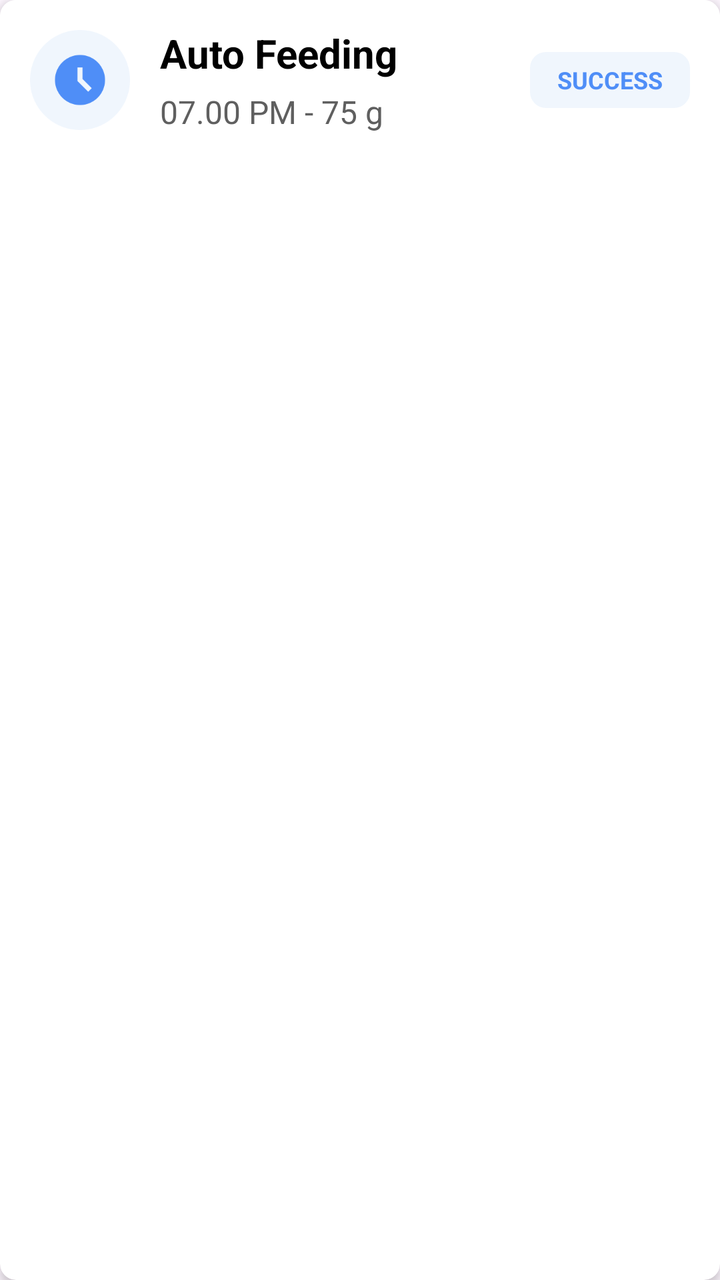
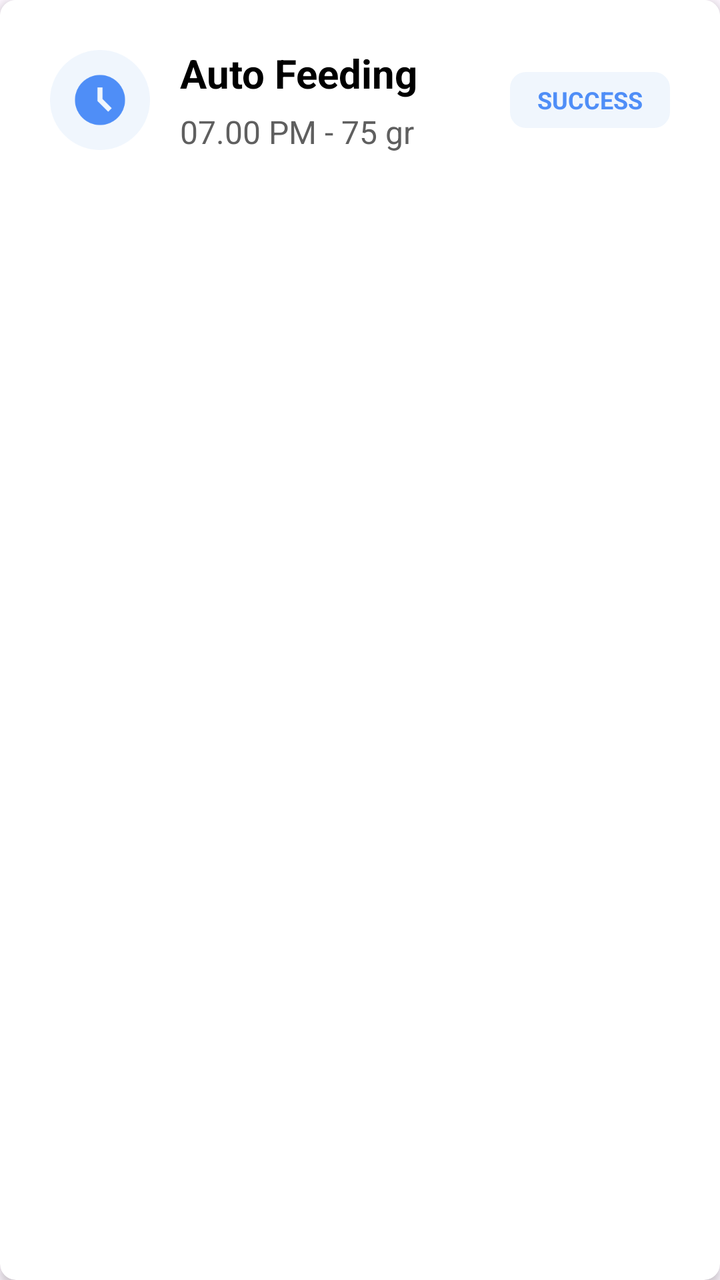

The first picture is an Android layout as it rendered before a commit; the second is the same layout after the commit. The layout source and the unified diff follow.
<!-- AndroidManifest.xml: application theme Theme.PawFeeder -->
<!-- res/layout/layout_history.xml -->
<?xml version="1.0" encoding="utf-8"?>
<androidx.cardview.widget.CardView
    xmlns:android="http://schemas.android.com/apk/res/android"
    xmlns:app="http://schemas.android.com/apk/res-auto"
    android:layout_width="match_parent"
    android:layout_height="wrap_content"
    android:layout_margin="8dp"
    app:cardCornerRadius="8dp"
    app:cardElevation="3dp">

    <LinearLayout
        android:layout_width="match_parent"
        android:layout_height="wrap_content"
        android:orientation="horizontal"
        android:background="@android:color/white">

        <ImageView
            android:id="@+id/imgIcon"
            android:layout_width="80dp"
            android:layout_height="80dp"
            android:src="@drawable/clock2"
            android:padding="15dp"
            android:scaleType="centerInside" />

        <LinearLayout
            android:layout_width="match_parent"
            android:layout_height="match_parent"
            android:paddingRight="15dp"
            android:orientation="horizontal">
            <LinearLayout
                android:layout_width="wrap_content"
                android:layout_height="55dp"
                android:layout_weight="1"
                android:orientation="vertical"
                android:layout_gravity="center_vertical"
                android:gravity="center_vertical">

                <LinearLayout
                    android:layout_width="wrap_content"
                    android:layout_height="wrap_content"
                    android:orientation="horizontal"
                    android:gravity="center_vertical">

                    <TextView
                        android:id="@+id/txvTitle"
                        android:layout_width="wrap_content"
                        android:layout_height="wrap_content"
                        android:layout_marginRight="10dp"
                        android:text="Auto Feeding"
                        android:textSize="20sp"
                        android:textStyle="bold"
                        android:textColor="@color/black"/>

                </LinearLayout>

                <TextView
                    android:id="@+id/txvDescription"
                    android:layout_width="match_parent"
                    android:layout_height="wrap_content"
                    android:textSize="16sp"
                    android:layout_marginTop="5dp"
                    android:text="07.00 PM - 75 g"
                    android:textColor="@color/dark_gray"/>
            </LinearLayout>

            <TextView
                android:id="@+id/txvStatus"
                android:layout_width="80dp"
                android:layout_height="28dp"
                android:gravity="center"
                android:text="SUCCESS"
                android:layout_gravity="center_vertical|end"
                android:textStyle="bold"
                android:textColor="#4F8EF7"
                android:textSize="12sp"
                android:background="@drawable/bg_badge_blue"/>
        </LinearLayout>

    </LinearLayout>
</androidx.cardview.widget.CardView>
<!-- resources referenced by this layout -->
<resources>
  <color name="black">#FF000000</color>
  <color name="dark_gray">#5F5F5F</color>
  <!-- drawable bg_badge_blue (drawable) -->
  <shape xmlns:android="http://schemas.android.com/apk/res/android">
      <solid android:color="#F0F6FD"/>
      <corners android:radius="8dp"/>
  </shape>
  <!-- drawable clock2: png bitmap (drawable, 4836 bytes) -->
  <style name="Theme.PawFeeder" parent="Base.Theme.PawFeeder" />
  <style name="Base.Theme.PawFeeder" parent="Theme.Material3.DayNight.NoActionBar">
          
          
      </style>
</resources>

<!-- the commit's change to res/layout/layout_history.xml (unified diff, before → after) -->
@@ -12,7 +12,11 @@
         android:layout_width="match_parent"
         android:layout_height="wrap_content"
         android:orientation="horizontal"
-        android:background="@android:color/white">
+        android:background="@android:color/white"
+        android:paddingTop="10dp"
+        android:paddingBottom="10dp"
+        android:paddingLeft="10dp"
+        android:paddingRight="10dp">
 
         <ImageView
             android:id="@+id/imgIcon"
@@ -29,7 +33,7 @@
             android:orientation="horizontal">
             <LinearLayout
                 android:layout_width="wrap_content"
-                android:layout_height="55dp"
+                android:layout_height="wrap_content"
                 android:layout_weight="1"
                 android:orientation="vertical"
                 android:layout_gravity="center_vertical"
@@ -52,15 +56,37 @@
                         android:textColor="@color/black"/>
 
                 </LinearLayout>
+                <LinearLayout
+                    android:layout_width="wrap_content"
+                    android:layout_height="wrap_content"
+                    android:orientation="horizontal"
+                    android:layout_gravity="center_vertical">
+                    <TextView
+                        android:id="@+id/txvTime"
+                        android:layout_width="wrap_content"
+                        android:layout_height="wrap_content"
+                        android:textSize="16sp"
+                        android:layout_marginTop="5dp"
+                        android:text="07.00 PM"
+                        android:textColor="@color/dark_gray"/>
+                    <TextView
+                        android:layout_width="wrap_content"
+                        android:layout_height="wrap_content"
+                        android:text=" - "
+                        android:textSize="16sp"
+                        android:layout_marginTop="5dp"
+                        android:textColor="@color/dark_gray"/>
+                    <TextView
+                        android:id="@+id/txvPortion"
+                        android:layout_width="wrap_content"
+                        android:layout_height="wrap_content"
+                        android:text="75 gr"
+                        android:textSize="16sp"
+                        android:layout_marginTop="5dp"
+                        android:textColor="@color/dark_gray"/>
+                </LinearLayout>
 
-                <TextView
-                    android:id="@+id/txvDescription"
-                    android:layout_width="match_parent"
-                    android:layout_height="wrap_content"
-                    android:textSize="16sp"
-                    android:layout_marginTop="5dp"
-                    android:text="07.00 PM - 75 g"
-                    android:textColor="@color/dark_gray"/>
+
             </LinearLayout>
 
             <TextView
